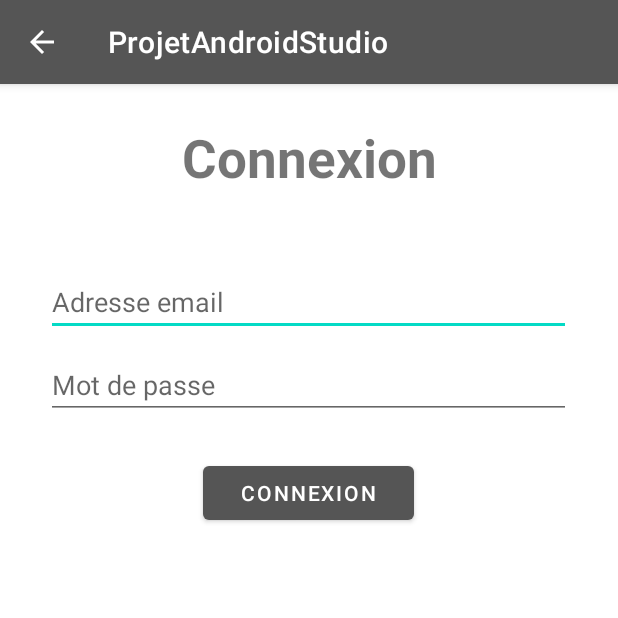
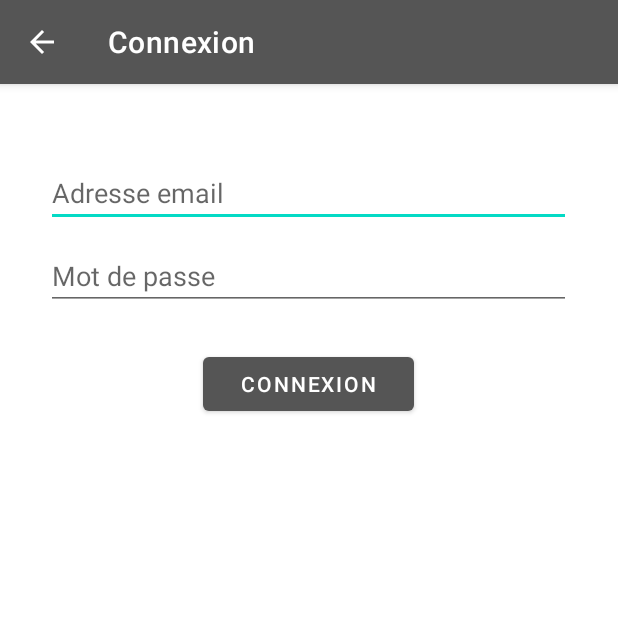
Before and after one commit to LouisFitdevoie/ProjetAndroid, an Android app: the ConnexionActivity screen opened directly, with no data from a screen before it, on a phone screen of 412 x 824 dp, the top half of it. Run offline under Robolectric (Android 15) with nearby library versions, the phone set to English and light mode, and no system bars.

Commit message:
Modification du layout pour l'inscription et la connexion (toujours problème du bouton next)

```diff
--- a/app/src/main/java/be/heh/fitdevoie/projetandroidstudio/Activities/ConnexionActivity.java
+++ b/app/src/main/java/be/heh/fitdevoie/projetandroidstudio/Activities/ConnexionActivity.java
@@ -36,6 +36,7 @@ public class ConnexionActivity extends AppCompatActivity {
         setContentView(R.layout.activity_connexion);
         ActionBar ab = getSupportActionBar();
         ab.setDisplayHomeAsUpEnabled(true);
+        ab.setTitle("Connexion");
 
         et_connexion_email = (EditText) findViewById(R.id.et_connexion_email);
         et_connexion_password = (EditText) findViewById(R.id.et_connexion_password);
--- a/app/src/main/java/be/heh/fitdevoie/projetandroidstudio/Activities/InscriptionActivity.java
+++ b/app/src/main/java/be/heh/fitdevoie/projetandroidstudio/Activities/InscriptionActivity.java
@@ -45,6 +45,7 @@ public class InscriptionActivity extends AppCompatActivity {
         setContentView(R.layout.activity_inscription);
         ActionBar ab = getSupportActionBar();
         ab.setDisplayHomeAsUpEnabled(true);
+        ab.setTitle("Inscription");
 
         et_inscription_firstName = (EditText) findViewById(R.id.et_inscription_firstName);
         et_inscription_lastName = (EditText) findViewById(R.id.et_inscription_lastName);
--- a/app/src/main/res/layout/activity_connexion.xml
+++ b/app/src/main/res/layout/activity_connexion.xml
@@ -9,23 +9,11 @@
         xmlns:tools="http://schemas.android.com/tools"
         tools:context=".Activities.ConnexionActivity">
 
-        <TextView
-            android:id="@+id/tv_connexion_title"
-            android:layout_width="match_parent"
-            android:layout_height="wrap_content"
-            android:text="Connexion"
-            android:textSize="35sp"
-            android:textStyle="bold"
-            android:textAlignment="center"
-            android:layout_marginTop="25dp"
-            />
-
         <EditText
             android:id="@+id/et_connexion_email"
             android:layout_width="350dp"
             android:layout_height="wrap_content"
             android:inputType="textEmailAddress"
-            android:layout_below="@+id/tv_connexion_title"
             android:layout_marginTop="50dp"
             android:layout_centerHorizontal="true"
             android:hint="Adresse email"/>
```
Also changed, not shown: app/src/main/java/be/heh/fitdevoie/projetandroidstudio/Activities/AutoriserEcritureActivity.java (+7 -5 lines), app/src/main/res/layout/activity_inscription.xml (+0 -12 lines).
